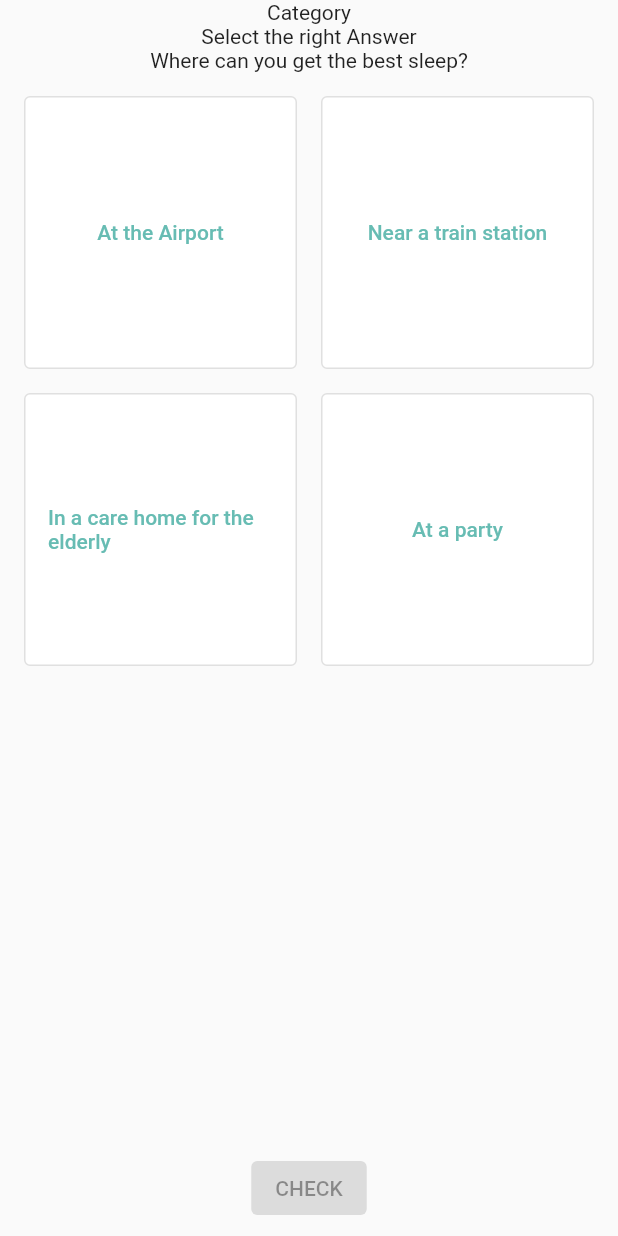
After one commit to lucianojung/Sleepy_Head, a Flutter app: the LearnView screen opened by its route, on a phone screen of 412 x 824 dp. The commit adds this screen. Run offline on Flutter 3.47's test engine with Material 2 defaults, Android fonts, the phone set to English and light mode, and no system bars; our stand-ins replace introduction_screen, rive, shared_preferences; missing offline and left inert: duration_picker, time_range_picker; accounts and stored records are empty; generated files the repository leaves out were written again.

Commit message:
Add Level and Question concept - added jungle scene as background

```diff
--- a/lib/main.dart
+++ b/lib/main.dart
@@ -4,6 +4,7 @@ import 'package:provider/provider.dart';
 import 'package:provider/single_child_widget.dart';
 import 'package:sleepy_head/global_variables.dart';
 import 'package:sleepy_head/services/app_config_provider.dart';
+import 'package:sleepy_head/services/category_provider.dart';
 import 'package:sleepy_head/services/route_generator.dart';
 import 'package:sleepy_head/services/user_data_provider.dart';
 import 'package:sleepy_head/services/user_reward_provider.dart';
@@ -22,6 +23,8 @@ List<SingleChildWidget> providers = [
       create: (context) => AppConfigProvider()),
   ChangeNotifierProvider<UserRewardProvider>(
       create: (context) => UserRewardProvider()),
+  ChangeNotifierProvider<CategoryProvider>(
+      create: (context) => CategoryProvider()),
 ];
 
 class MyApp extends StatelessWidget {
--- /dev/null
+++ b/lib/models/category.dart
@@ -0,0 +1,48 @@
+class Category {
+  var id = -1;
+  var categoryName = 'Category';
+  var level = 0;
+  var progress = 0.0;
+
+  Category({id, categoryName, level, progress}){
+    this.id = id ?? this.id;
+    this.categoryName = categoryName ?? this.categoryName;
+    this.level = level ?? this.level;
+    this.progress = progress ?? this.progress;
+  }
+
+  Map<String, dynamic> toJson() => {
+    'id': id,
+    'categoryName': categoryName,
+    'level': level,
+    'progress': progress,
+  };
+
+  Category.fromJson(Map<String, dynamic> json)
+      : id = json['id'],
+        categoryName = json['categoryName'],
+        level = json['level'],
+        progress = json['progress']
+  ;
+
+
+
+  static List<Category> categories = [
+    Category(
+        id: 1,
+        categoryName: 'Light'
+    ),
+    Category(
+        id: 2,
+        categoryName: 'Noises',
+    ),
+    Category(
+        id: 3,
+        categoryName: 'Food',
+    ),
+    Category(
+      id: 4,
+      categoryName: 'Routine',
+    ),
+  ];
+}
--- /dev/null
+++ b/lib/services/category_provider.dart
@@ -0,0 +1,83 @@
+import 'package:flutter/material.dart';
+import 'package:shared_preferences/shared_preferences.dart';
+import 'package:sleepy_head/models/category.dart';
+
+import 'dart:convert';
+
+class CategoryProvider extends ChangeNotifier {
+  List<Category> _categories = [];
+
+  List<Category> get categories => _categories;
+
+  CategoryProvider() {
+    initialState();
+  }
+
+  void initialState() {
+    syncDataWithProvider();
+  }
+
+  // additional getters
+
+  // CRUD Methods for local Variables
+
+
+  void increaseProgress(id) {
+    Category category = _categories.firstWhere((element) => element.id == id);
+    category.progress += 0.1;
+    if (category.progress >= 1) {
+      category.progress = 0;
+      category.level++;
+    }
+
+    updateSharedPrefrences();
+    notifyListeners();
+  }
+
+  void addCategory(id, categoryName) {
+    _categories.add(
+      Category(id: id, categoryName: categoryName),
+    );
+
+    updateSharedPrefrences();
+    notifyListeners();
+  }
+
+  void removeCategoryById(int categoryId) {
+    _categories.removeWhere((element) => element.id == categoryId);
+
+    updateSharedPrefrences();
+    notifyListeners();
+  }
+
+  // shared preference Methods
+
+  void updateSharedPrefrences() async {
+    List<String> categoryStringList =
+    List<String>.from(_categories.map((x) => json.encode(x.toJson())));
+    SharedPreferences prefs = await SharedPreferences.getInstance();
+
+    await prefs.setStringList('categories', categoryStringList);
+    notifyListeners();
+  }
+
+  Future syncDataWithProvider() async {
+    SharedPreferences prefs = await SharedPreferences.getInstance();
+    var result = prefs.getStringList('categories');
+
+    if (result != null) {
+      _categories = List<Category>.from(
+          result.map((x) => Category.fromJson(json.decode(x))));
+    }
+    for (var category in Category.categories) {
+      Category correspondingCategory = _categories
+          .firstWhere((element) => element.id == category.id,
+          orElse: () => Category());
+      if (correspondingCategory.id == -1) {
+        addCategory(category.id, category.categoryName);
+        print('add Category ${category.categoryName}');
+      }
+    }
+    notifyListeners();
+  }
+}
--- a/lib/services/route_generator.dart
+++ b/lib/services/route_generator.dart
@@ -1,7 +1,8 @@
 import 'package:flutter/material.dart';
 import 'package:provider/provider.dart';
+import 'package:sleepy_head/models/category.dart';
 import 'package:sleepy_head/services/app_config_provider.dart';
-import 'package:sleepy_head/views/rive_lottie_example.dart';
+import 'package:sleepy_head/views/learn_view.dart';
 
 import '../global_variables.dart';
 import '../views/home_view.dart';
@@ -25,10 +26,9 @@ class RouteGenerator {
         return MaterialPageRoute(
             builder: (_) =>
                 IntroductionView(homeRoute: args is String ? args : '/'));
-
-      case '/animation':
+      case '/learn':
         return MaterialPageRoute(
-            builder: (_) => RiveLottieExample());
+            builder: (_) => LearnView(args is Category ? args : Category()));
       default:
         return _errorRoute(message: 'wrong routing name');
     }
--- a/lib/services/user_reward_provider.dart
+++ b/lib/services/user_reward_provider.dart
@@ -48,7 +48,7 @@ class UserRewardProvider extends ChangeNotifier {
 
   void addUnlockableReward(Reward reward, {UserData? user}) {
     _userRewards.add(
-      UserReward(user: user ?? UserData(), reward: reward, unlocked: false),
+      UserReward(user: user ?? UserData(), reward: reward),
     );
 
     updateSharedPrefrences();
--- /dev/null
+++ b/lib/views/learn_view.dart
@@ -0,0 +1,108 @@
+import 'package:flutter/material.dart';
+import 'package:provider/provider.dart';
+import 'package:sleepy_head/models/category.dart';
+
+import '../services/category_provider.dart';
+
+class LearnView extends StatefulWidget {
+  Category category;
+
+  LearnView(this.category, {Key? key}) : super(key: key);
+
+  @override
+  _LearnViewState createState() => _LearnViewState();
+}
+
+class _LearnViewState extends State<LearnView> {
+  var _selectedAnswer;
+  var _checked = false;
+
+  @override
+  Widget build(BuildContext context) {
+    return Scaffold(
+      body: Column(
+        children: [
+          Text(
+            widget.category.categoryName,
+            textAlign: TextAlign.center,
+          ),
+          Text('Select the right Answer'),
+          Text('Where can you get the best sleep?'),
+          Expanded(
+            child: GridView.count(
+              padding: const EdgeInsets.all(16.0),
+              crossAxisCount: 2,
+              mainAxisSpacing: 16,
+              crossAxisSpacing: 16,
+              children: [
+                OutlinedButton(
+                  onPressed: () => setState(() => _selectedAnswer = 'At the Airport'),
+                  child: Text('At the Airport'),
+                  style: ButtonStyle(
+                    backgroundColor: (_selectedAnswer == 'At the Airport')
+                        ? MaterialStateProperty.all(Colors.green)
+                        : MaterialStateProperty.all(Colors.white),
+                  ),
+                ),
+                OutlinedButton(
+                  onPressed: () => setState(() => _selectedAnswer = 'Near a train station'),
+                  child: Text('Near a train station'),
+                  style: ButtonStyle(
+                    backgroundColor: (_selectedAnswer == 'Near a train station')
+                        ? MaterialStateProperty.all(Colors.green)
+                        : MaterialStateProperty.all(Colors.white),
+                  ),
+                ),
+                OutlinedButton(
+                  onPressed: () => setState(() => _selectedAnswer = 'In a care home for the elderly'),
+                  child: Text('In a care home for the elderly'),
+                  style: ButtonStyle(
+                    backgroundColor: (_selectedAnswer == 'In a care home for the elderly')
+                        ? MaterialStateProperty.all(Colors.green)
+                        : MaterialStateProperty.all(Colors.white),
+                  ),
+                ),
+                OutlinedButton(
+                  onPressed: () => setState(() => _selectedAnswer = 'At a party'),
+                  child: Text('At a party'),
+                  style: ButtonStyle(
+                    backgroundColor: (_selectedAnswer == 'At a party')
+                        ? MaterialStateProperty.all(Colors.green)
+                        : MaterialStateProperty.all(Colors.white),
+                  ),
+                )
+              ],
+            ),
+          ),
+          Stack(
+            alignment: Alignment.bottomCenter,
+            children: [
+              AnimatedContainer(
+                width: double.infinity,
+                duration: Duration(milliseconds: 100),
+                color: Colors.grey,
+                child: Text('Congrats! You won 10 Points', textAlign: TextAlign.center,),
+                height: _checked ? 75 : 0,
+              ),
+              Padding(
+                padding: const EdgeInsets.all(8.0),
+                child: ElevatedButton(
+                    onPressed: _selectedAnswer != null ? (() {
+                      if (!_checked) {
+                        setState(() {
+                          _checked = true;
+                        });
+                      } else {
+                        Provider.of<CategoryProvider>(context, listen: false).increaseProgress(widget.category.id);
+                        Navigator.of(context).pop();
+                      }
+                    }) : null,
+                    child: Text(_checked ? 'CONTINUE' : 'CHECK')),
+              ),
+            ],
+          ),
+        ],
+      ),
+    );
+  }
+}
```
Also changed, not shown: lib/shared/progress_cloud.dart (added, +81 -0 lines), lib/views/home_home_view.dart (+28 -9 lines), lib/views/rive_lottie_example.dart (deleted, +0 -58 lines), assets/images/cloud.png (added), assets/images/jungle_scene.png (added), assets/images/junglescene.png (added).
